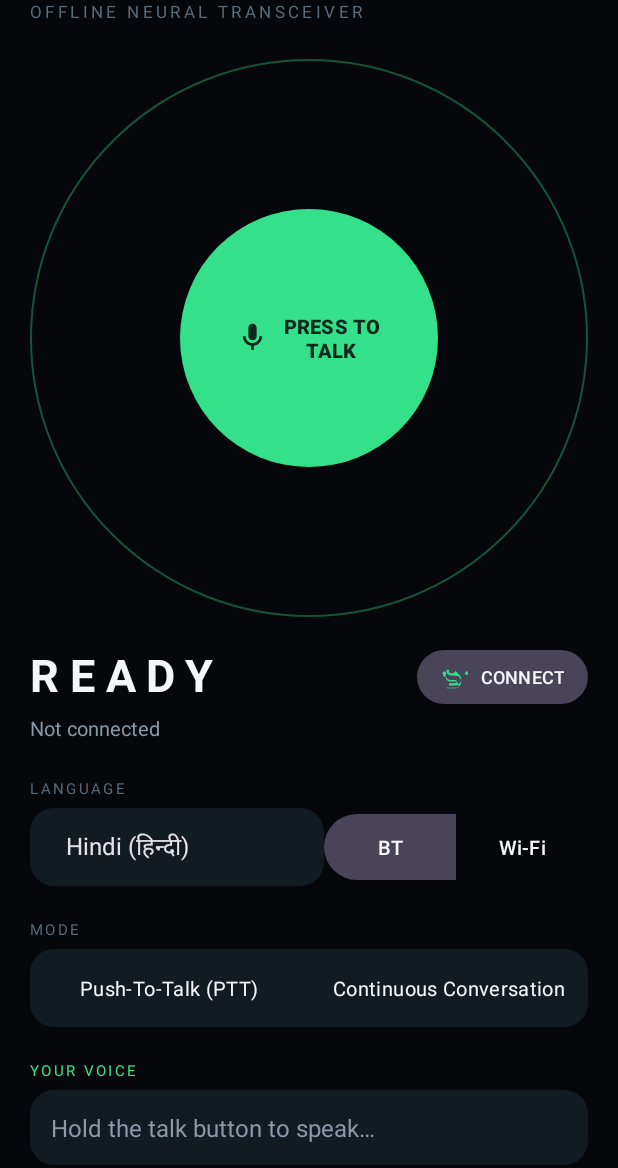
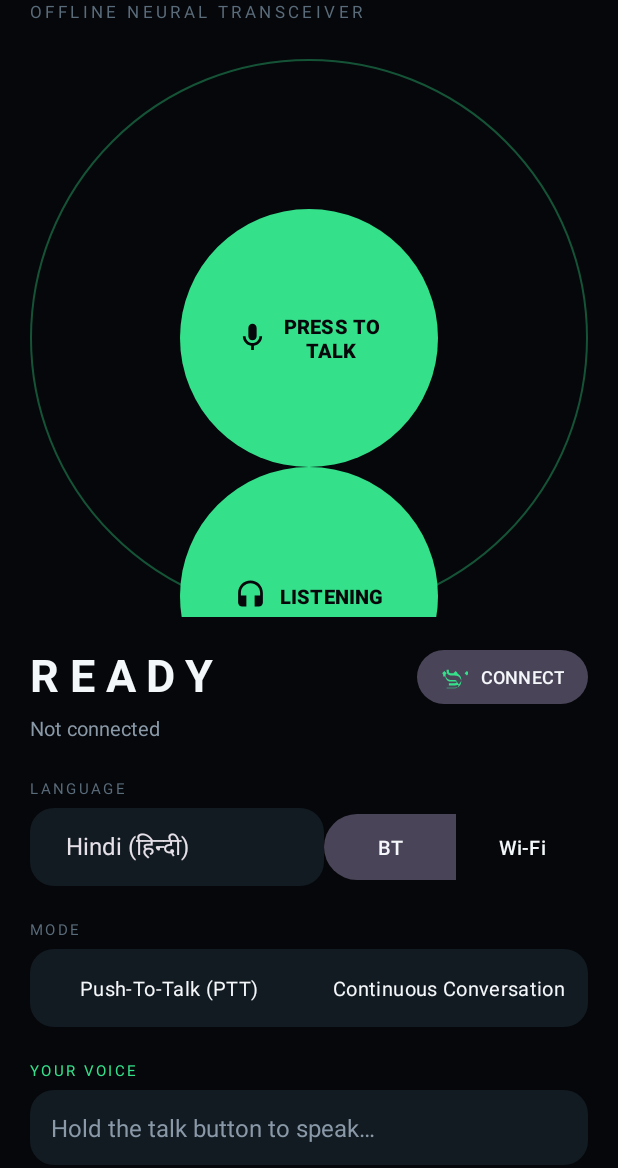
Before and after one commit to NihalMishra3009/ITANTRA, an Android app: the screen it shows after launch (MainActivity), on a phone screen of 412 x 824 dp, the part 68-1236 px from its top. Run offline under Robolectric (Android 15) with nearby library versions, the light colour scheme and no system bars; our stand-ins replace Room's generated code; 8 statements that could not run were skipped.

Commit message:
feat(ui): dual-mode radar circle — PTT and Continuous swap centre position
The central radar circle now contains BOTH mode buttons stacked vertically:
- PTT mode: PTT button at centre, Continuous button below it
- Continuous mode: Continuous button at centre, PTT button below it

Selector (radioGroupMode) and the central buttons stay in sync. The
continuous button toggles continuous listening on tap. tintRadar now tints
the ACTIVE (centre) button and dims the inactive one.

Verified on device: switching modes swaps which button occupies the centre.

```diff
--- a/app/src/main/java/com/itantra/ui/MainActivity.kt
+++ b/app/src/main/java/com/itantra/ui/MainActivity.kt
@@ -103,6 +103,12 @@ class MainActivity : AppCompatActivity() {
 
         renderStatus(TransceiverState.IDLE)
 
+        // Default mode is PTT -> PTT at centre, continuous below.
+        setCentreButton(active = binding.btnPtt, inactive = binding.btnContinuous)
+        binding.btnPtt.visibility = View.VISIBLE
+        binding.btnContinuous.visibility = View.VISIBLE
+        binding.btnContinuous.text = getString(R.string.listening_active)
+
         checkAndRequestPermissions()
     }
 
@@ -173,21 +179,44 @@ class MainActivity : AppCompatActivity() {
             when (checkedId) {
                 R.id.radioPtt -> {
                     orchestrator.stopContinuousListening()
+                    // PTT at centre, continuous below.
+                    setCentreButton(active = binding.btnPtt, inactive = binding.btnContinuous)
                     binding.btnPtt.visibility = View.VISIBLE
+                    binding.btnContinuous.visibility = View.VISIBLE
                     binding.btnPtt.text = getString(R.string.ptt_hold_to_talk)
                     renderStatus(orchestrator.transceiverState.value)
                 }
                 R.id.radioContinuous -> {
                     orchestrator.startContinuousListening()
-                    // Keep the central circle visible as the status node; the touch
-                    // handler already ignores presses in continuous mode.
+                    // Continuous at centre, PTT below.
+                    setCentreButton(active = binding.btnContinuous, inactive = binding.btnPtt)
                     binding.btnPtt.visibility = View.VISIBLE
-                    binding.btnPtt.text = getString(R.string.listening_active)
+                    binding.btnContinuous.visibility = View.VISIBLE
+                    binding.btnPtt.text = getString(R.string.ptt_hold_to_talk)
+                    binding.btnContinuous.text = getString(R.string.listening_active)
                     renderStatus(orchestrator.transceiverState.value)
                     Toast.makeText(this, "Continuous Mode Active: Listening with VAD", Toast.LENGTH_SHORT).show()
                 }
             }
         }
+    }
+
+    /**
+     * Positions two radar buttons within the radar FrameLayout so the ACTIVE one
+     * sits at the centre and the INACTIVE one sits below it. Both are 172dp in a
+     * 1:1 square container, so the below-center offset is one button height.
+     */
+    private fun setCentreButton(active: View, inactive: View) {
+        val offset = 172f * resources.displayMetrics.density // one button height in px
+        applyButtonPosition(active, translationY = 0f)
+        applyButtonPosition(inactive, translationY = offset)
+    }
+
+    /** Layout both buttons at centre (FrameLayout layout_gravity=center), then
+     *  drop the inactive one by `translationY` pixels. */
+    private fun applyButtonPosition(btn: View, translationY: Float) {
+        btn.translationY = translationY
+        btn.bringToFront()
     }
 
     @SuppressLint("ClickableViewAccessibility")
@@ -212,6 +241,17 @@ class MainActivity : AppCompatActivity() {
                     true
                 }
                 else -> false
+            }
+        }
+
+        // Continuous button: single tap toggles continuous listening.
+        binding.btnContinuous.setOnClickListener {
+            val mode = orchestrator.operatingMode
+            if (mode == OperatingMode.CONTINUOUS) {
+                orchestrator.stopContinuousListening()
+                binding.radioPtt.isChecked = true
+            } else {
+                binding.radioContinuous.isChecked = true
             }
         }
 
@@ -385,10 +425,19 @@ class MainActivity : AppCompatActivity() {
     /** Apply color + subtle pulse animation to the radar visual. */
     private fun tintRadar(color: Int, pulse: Boolean) {
         try {
-            binding.btnPtt.backgroundTintList = ContextCompat.getColorStateList(this, color)
+            val activeBtn = if (orchestrator.operatingMode == OperatingMode.CONTINUOUS)
+                binding.btnContinuous else binding.btnPtt
+
+            activeBtn.backgroundTintList = ContextCompat.getColorStateList(this, color)
             val glow = ContextCompat.getDrawable(this, R.drawable.status_node)?.mutate() ?: return
             glow.setTint(color)
             binding.statusNodeGlow.background = glow
+
+            // de-tint the inactive button
+            val inactiveBtn = if (orchestrator.operatingMode == OperatingMode.CONTINUOUS)
+                binding.btnPtt else binding.btnContinuous
+            inactiveBtn.backgroundTintList =
+                ContextCompat.getColorStateList(this, R.color.comm_green_dim)
 
             if (pulse && !isPulsing) {
                 isPulsing = true
--- /dev/null
+++ b/app/src/main/res/drawable/ic_continuous.xml
@@ -0,0 +1,7 @@
+<vector xmlns:android="http://schemas.android.com/apk/res/android"
+    android:width="28dp" android:height="28dp"
+    android:viewportWidth="24" android:viewportHeight="24"
+    android:tint="@color/text_white">
+    <path android:fillColor="@android:color/white"
+        android:pathData="M12,1c-4.97,0 -9,4.03 -9,9v7c0,1.66 1.34,3 3,3h3v-8H5v-2c0,-3.87 3.13,-7 7,-7s7,3.13 7,7v2h-4v8h3c1.66,0 3,-1.34 3,-3v-7c0,-4.97 -4.03,-9 -9,-9z" />
+</vector>
--- a/app/src/main/res/layout/activity_main.xml
+++ b/app/src/main/res/layout/activity_main.xml
@@ -153,6 +153,28 @@
                     android:layout_gravity="center"
                     android:alpha="0.15"
                     android:background="@drawable/status_node" />
+
+                <com.google.android.material.button.MaterialButton
+                    android:id="@+id/btnContinuous"
+                    android:layout_width="172dp"
+                    android:layout_height="172dp"
+                    android:layout_gravity="center"
+                    android:background="@drawable/status_node"
+                    android:backgroundTint="@null"
+                    android:insetTop="0dp"
+                    android:insetBottom="0dp"
+                    android:stateListAnimator="@null"
+                    android:text="@string/listening_active"
+                    android:textColor="@color/bg_black"
+                    android:textSize="13sp"
+                    android:textStyle="bold"
+                    android:visibility="invisible"
+                    app:cornerRadius="86dp"
+                    app:icon="@drawable/ic_continuous"
+                    app:iconGravity="textStart"
+                    app:iconSize="22dp"
+                    app:iconTint="@color/bg_black"
+                    app:rippleColor="@android:color/transparent" />
             </FrameLayout>
 
             <!-- Central status text -->
```
